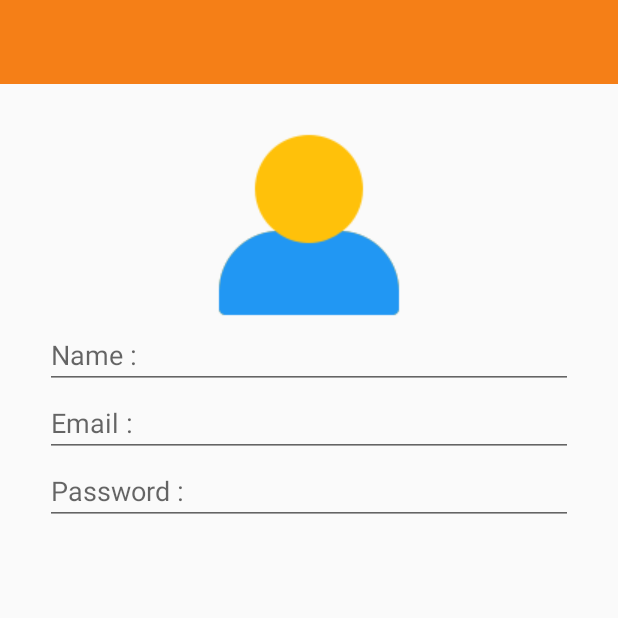
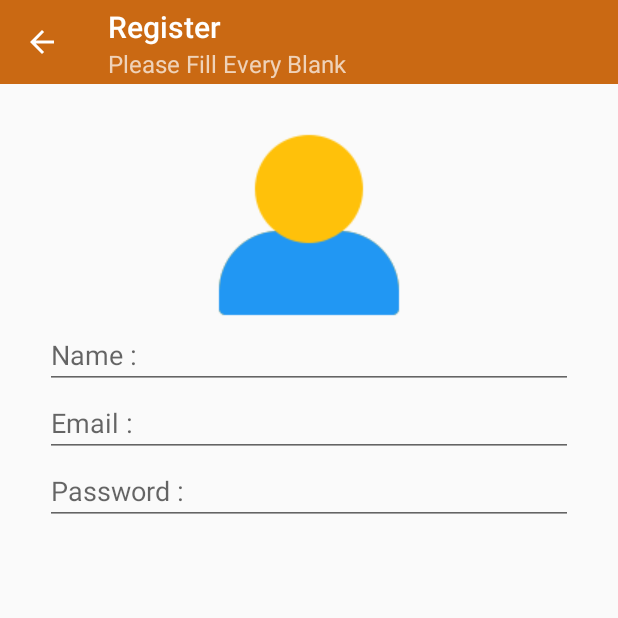
Before and after one commit to masterUNG/UngAccount, an Android app: the screen it shows after launch (MainActivity), after a tap on "SIGN UP", on a phone screen of 412 x 824 dp, the top half of it. Run offline under Robolectric (Android 15) with nearby library versions, the phone set to English and light mode, and no system bars.

```diff
--- a/app/src/main/java/masterung/androidthai/in/th/ungaccount/RegisterFragment.java
+++ b/app/src/main/java/masterung/androidthai/in/th/ungaccount/RegisterFragment.java
@@ -2,7 +2,9 @@ package masterung.androidthai.in.th.ungaccount;
 
 
 import android.os.Bundle;
+import android.support.annotation.Nullable;
 import android.support.v4.app.Fragment;
+import android.support.v7.widget.Toolbar;
 import android.view.LayoutInflater;
 import android.view.View;
 import android.view.ViewGroup;
@@ -18,6 +20,26 @@ public class RegisterFragment extends Fragment {
         // Required empty public constructor
     }
 
+    @Override
+    public void onActivityCreated(@Nullable Bundle savedInstanceState) {
+        super.onActivityCreated(savedInstanceState);
+
+//        Create Toolbar
+        Toolbar toolbar = getView().findViewById(R.id.toolbarRegister);
+        ((MainActivity)getActivity()).setSupportActionBar(toolbar);
+        ((MainActivity) getActivity()).getSupportActionBar().setTitle("Register");
+        ((MainActivity) getActivity()).getSupportActionBar().setSubtitle("Please Fill Every Blank");
+        ((MainActivity) getActivity()).getSupportActionBar().setHomeButtonEnabled(true);
+        ((MainActivity) getActivity()).getSupportActionBar().setDisplayHomeAsUpEnabled(true);
+        toolbar.setNavigationOnClickListener(new View.OnClickListener() {
+            @Override
+            public void onClick(View v) {
+                getActivity().getSupportFragmentManager().popBackStack();
+            }
+        });
+
+
+    }   // Main Method
 
     @Override
     public View onCreateView(LayoutInflater inflater, ViewGroup container,
--- a/app/src/main/res/values/colors.xml
+++ b/app/src/main/res/values/colors.xml
@@ -1,6 +1,6 @@
 <?xml version="1.0" encoding="utf-8"?>
 <resources>
-    <color name="colorPrimary">#f57f17</color>
-    <color name="colorPrimaryDark">#bc5100</color>
+    <color name="colorPrimary">#ca6913</color>
+    <color name="colorPrimaryDark">#ca5801</color>
     <color name="colorAccent">#D81B60</color>
 </resources>
```
